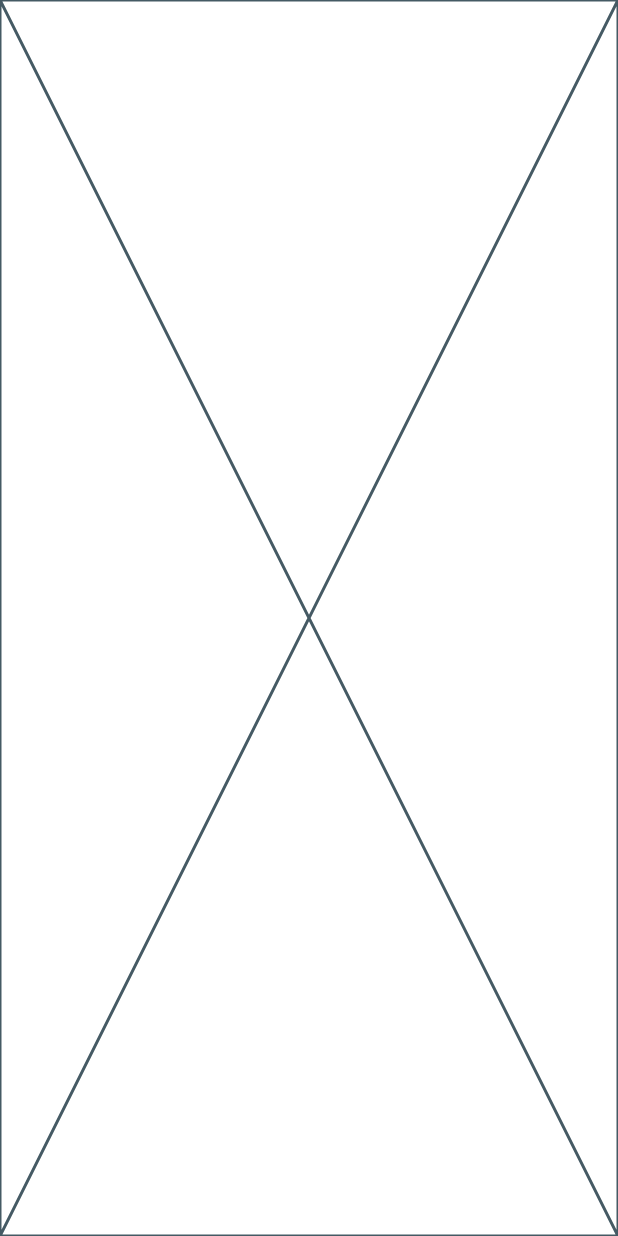
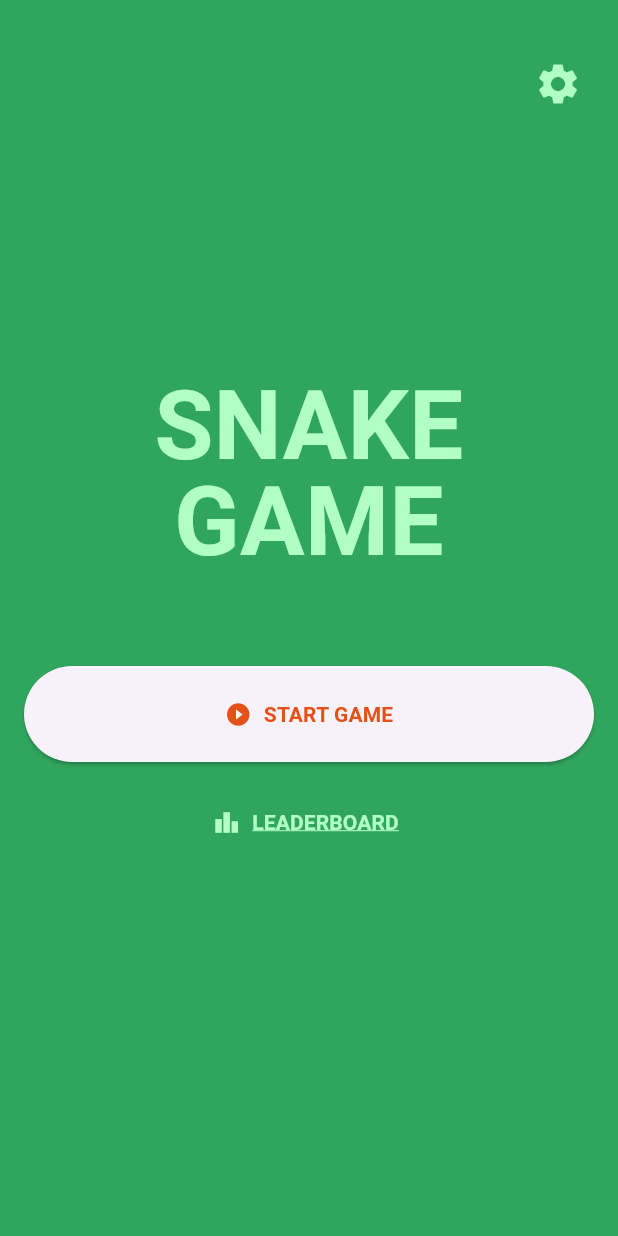
Before and after one commit to art1-si/snake, a Flutter app: the screen it shows after launch, on a phone screen of 412 x 824 dp. Run offline on Flutter 3.47's test engine with Material 3 defaults, Android fonts, the phone set to English and light mode, and no system bars; our stand-ins replace go_router.

Commit message:
added initial look for home screen

```diff
--- a/lib/presentation/screens/home/home_screen.dart
+++ b/lib/presentation/screens/home/home_screen.dart
@@ -1,10 +1,65 @@
 import 'package:flutter/material.dart';
+import 'package:go_router/go_router.dart';
+import 'package:snake/presentation/navigation/navigation_route.dart';
+import 'package:snake/presentation/shared/buttons/primary_button.dart';
+import 'package:snake/presentation/shared/buttons/secondary_button.dart';
+import 'package:snake/presentation/theme/app_colors.dart';
+import 'package:snake/presentation/theme/styled_text.dart';
 
 class HomeScreen extends StatelessWidget {
   const HomeScreen({super.key});
 
   @override
   Widget build(BuildContext context) {
-    return const Placeholder();
+    return Scaffold(
+      backgroundColor: AppColors.background,
+      body: Padding(
+        padding: const EdgeInsets.all(16.0),
+        child: Stack(
+          children: [
+            Positioned(
+              right: 0,
+              top: 16,
+              child: IconButton(
+                onPressed: () {
+                  context.pushNamed(NavigationRoute.settings.key);
+                },
+                icon: const Icon(
+                  Icons.settings,
+                  color: AppColors.onBackground,
+                  size: 32,
+                ),
+              ),
+            ),
+            Column(
+              mainAxisAlignment: MainAxisAlignment.center,
+              crossAxisAlignment: CrossAxisAlignment.center,
+              mainAxisSize: MainAxisSize.max,
+              children: [
+                StyledText.heading1(
+                  'SNAKE GAME',
+                ),
+                const SizedBox(height: 64),
+                PrimaryButton(
+                  text: 'START GAME',
+                  icon: Icons.play_circle_fill_sharp,
+                  onPressed: () {
+                    context.goNamed(NavigationRoute.snakeGame.key);
+                  },
+                ),
+                const SizedBox(height: 16),
+                SecondaryButton(
+                  text: 'LEADERBOARD',
+                  icon: Icons.leaderboard,
+                  onPressed: () {
+                    context.pushNamed(NavigationRoute.leaderboard.key);
+                  },
+                ),
+              ],
+            ),
+          ],
+        ),
+      ),
+    );
   }
 }
--- /dev/null
+++ b/lib/presentation/shared/buttons/primary_button.dart
@@ -0,0 +1,42 @@
+import 'package:flutter/material.dart';
+import 'package:snake/presentation/theme/app_colors.dart';
+import 'package:snake/presentation/theme/styled_text.dart';
+
+class PrimaryButton extends StatelessWidget {
+  const PrimaryButton({
+    super.key,
+    required this.onPressed,
+    required this.text,
+    this.textColor = AppColors.onPrimaryButton,
+    this.icon,
+  });
+
+  final VoidCallback onPressed;
+  final String text;
+  final IconData? icon;
+  final Color textColor;
+
+  @override
+  Widget build(BuildContext context) {
+    return SizedBox(
+      height: 64,
+      width: double.infinity,
+      child: ElevatedButton(
+        onPressed: onPressed,
+        child: Row(
+          mainAxisAlignment: MainAxisAlignment.center,
+          children: [
+            if (icon != null) ...[
+              Icon(
+                icon,
+                color: textColor,
+              ),
+              const SizedBox(width: 8)
+            ],
+            StyledText.button(text, color: textColor),
+          ],
+        ),
+      ),
+    );
+  }
+}
--- /dev/null
+++ b/lib/presentation/shared/buttons/secondary_button.dart
@@ -0,0 +1,33 @@
+import 'package:flutter/material.dart';
+import 'package:snake/presentation/theme/app_colors.dart';
+import 'package:snake/presentation/theme/styled_text.dart';
+
+class SecondaryButton extends StatelessWidget {
+  const SecondaryButton({
+    super.key,
+    required this.onPressed,
+    required this.text,
+    this.textColor = AppColors.onBackground,
+    this.icon,
+  });
+
+  final VoidCallback onPressed;
+  final String text;
+  final IconData? icon;
+  final Color textColor;
+
+  @override
+  Widget build(BuildContext context) {
+    return TextButton.icon(
+      onPressed: onPressed,
+      icon: Icon(
+        icon,
+        color: textColor,
+      ),
+      label: StyledText.textButton(
+        text,
+        color: textColor,
+      ),
+    );
+  }
+}
--- a/lib/presentation/theme/app_colors.dart
+++ b/lib/presentation/theme/app_colors.dart
@@ -4,5 +4,8 @@ class AppColors {
   const AppColors._();
 
   static const Color primary = Color(0xFF3F51B5);
-  static const Color background = Color(0xFFE0E0E0);
+  static const Color background = Color.fromARGB(255, 48, 165, 93);
+
+  static const Color onBackground = Color.fromARGB(255, 178, 255, 195);
+  static const Color onPrimaryButton = Color.fromARGB(255, 229, 80, 25);
 }
--- a/lib/presentation/theme/styled_text.dart
+++ b/lib/presentation/theme/styled_text.dart
@@ -1,4 +1,5 @@
 import 'package:flutter/material.dart';
+import 'package:snake/presentation/theme/app_colors.dart';
 
 class StyledText extends Text {
   const StyledText(
@@ -18,27 +19,76 @@ class StyledText extends Text {
     super.strutStyle,
   });
 
-  factory StyledText.heading1(String data) {
-    return StyledText(data, style: const TextStyle(fontSize: 32, fontWeight: FontWeight.bold));
+  factory StyledText.heading1(String data, {Color color = AppColors.onBackground}) {
+    return StyledText(
+      data,
+      style: TextStyle(
+        fontSize: 64,
+        fontWeight: FontWeight.bold,
+        color: color,
+        height: 1.0,
+      ),
+      maxLines: 3,
+      textAlign: TextAlign.center,
+    );
   }
 
-  factory StyledText.heading2(String data) {
-    return StyledText(data, style: const TextStyle(fontSize: 24, fontWeight: FontWeight.bold));
+  factory StyledText.heading2(String data, {Color color = AppColors.onBackground}) {
+    return StyledText(
+      data,
+      style: TextStyle(
+        fontSize: 24,
+        fontWeight: FontWeight.bold,
+        color: color,
+      ),
+    );
   }
 
-  factory StyledText.heading3(String data) {
-    return StyledText(data, style: const TextStyle(fontSize: 20, fontWeight: FontWeight.bold));
+  factory StyledText.heading3(String data, {Color color = AppColors.onBackground}) {
+    return StyledText(
+      data,
+      style: TextStyle(
+        fontSize: 20,
+        fontWeight: FontWeight.bold,
+        color: color,
+      ),
+    );
   }
 
-  factory StyledText.body(String data) {
-    return StyledText(data, style: const TextStyle(fontSize: 16));
+  factory StyledText.body(String data, {Color color = AppColors.onBackground}) {
+    return StyledText(data,
+        style: TextStyle(
+          fontSize: 16,
+          color: color,
+        ));
   }
 
-  factory StyledText.caption(String data) {
-    return StyledText(data, style: const TextStyle(fontSize: 12));
+  factory StyledText.caption(String data, {Color color = AppColors.onBackground}) {
+    return StyledText(data,
+        style: TextStyle(
+          fontSize: 12,
+          color: color,
+        ));
   }
 
-  factory StyledText.button(String data) {
-    return StyledText(data, style: const TextStyle(fontSize: 14, fontWeight: FontWeight.bold));
+  factory StyledText.button(String data, {Color color = AppColors.onPrimaryButton}) {
+    return StyledText(data,
+        style: TextStyle(
+          fontSize: 14,
+          fontWeight: FontWeight.bold,
+          color: color,
+        ));
+  }
+  factory StyledText.textButton(String data, {Color color = AppColors.onBackground}) {
+    return StyledText(
+      data,
+      style: TextStyle(
+        fontSize: 14,
+        fontWeight: FontWeight.bold,
+        color: color,
+        decoration: TextDecoration.underline,
+        decorationColor: color,
+      ),
+    );
   }
 }
```
